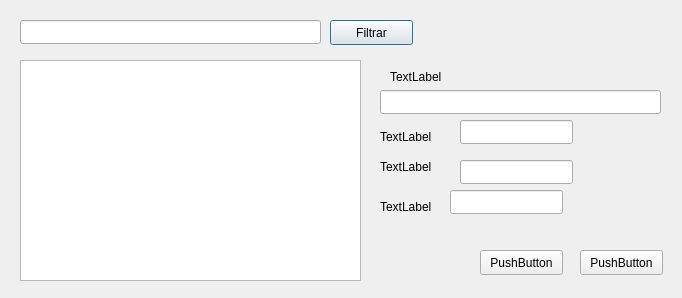
Above: Almacen/frmasociarproveedor.ui from arcnexus/RedFoX before the change. Below: the same form after it.
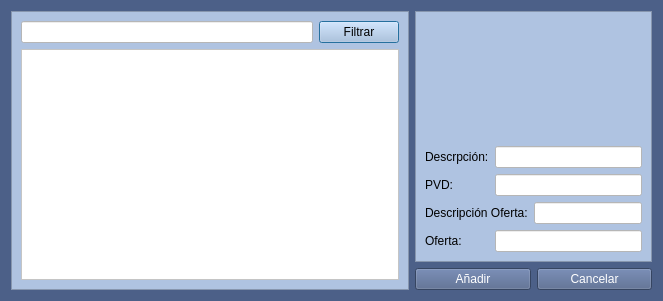
That is the form after the change. Icons and pictures are not drawn.

Commit message: Añadir proveedores alternativos a ficha producto

The edit to the form file:
```diff
--- a/Almacen/frmasociarproveedor.ui
+++ b/Almacen/frmasociarproveedor.ui
@@ -6,42 +6,38 @@
    <rect>
     <x>0</x>
     <y>0</y>
-    <width>682</width>
-    <height>298</height>
+    <width>663</width>
+    <height>301</height>
    </rect>
   </property>
   <property name="windowTitle">
    <string>Dialog</string>
   </property>
-  <widget class="QTableView" name="tableView">
-   <property name="geometry">
-    <rect>
-     <x>20</x>
-     <y>60</y>
-     <width>341</width>
-     <height>221</height>
-    </rect>
-   </property>
-  </widget>
-  <widget class="QLineEdit" name="lineEdit">
-   <property name="geometry">
-    <rect>
-     <x>20</x>
-     <y>20</y>
-     <width>301</width>
-     <height>24</height>
-    </rect>
-   </property>
-  </widget>
-  <widget class="QPushButton" name="pushButton">
-   <property name="geometry">
-    <rect>
-     <x>330</x>
-     <y>20</y>
-     <width>83</width>
-     <height>25</height>
-    </rect>
-   </property>
+  <property name="styleSheet">
+   <string notr="true">background: #4c6088</string>
+  </property>
+  <layout class="QGridLayout" name="gridLayout_3">
+   <item row="0" column="0" rowspan="2">
+    <widget class="QFrame" name="frame">
+     <property name="styleSheet">
+      <string notr="true">background-color: rgb(175,195,225);</string>
+     </property>
+     <property name="frameShape">
+      <enum>QFrame::StyledPanel</enum>
+     </property>
+     <property name="frameShadow">
+      <enum>QFrame::Raised</enum>
+     </property>
+     <layout class="QGridLayout" name="gridLayout">
+      <item row="0" column="0">
+       <widget class="QLineEdit" name="txtBuscarProveedores">
+        <property name="styleSheet">
+         <string notr="true">background-color: rgb(255, 255, 255);</string>
+        </property>
+       </widget>
+      </item>
+      <item row="0" column="1">
+       <widget class="QPushButton" name="btnFiltrar">
    <property name="text">
     <string>Filtrar</string>
    </property>
@@ -56,124 +52,146 @@
     </size>
    </property>
   </widget>
-  <widget class="QLabel" name="label">
-   <property name="geometry">
-    <rect>
-     <x>390</x>
-     <y>70</y>
-     <width>57</width>
-     <height>14</height>
-    </rect>
-   </property>
+      </item>
+      <item row="1" column="0" colspan="2">
+       <widget class="QTableView" name="tablaproveedores">
+        <property name="styleSheet">
+         <string notr="true">background-color: rgb(255, 255, 255);</string>
+        </property>
+       </widget>
+      </item>
+     </layout>
+     <zorder>tablaproveedores</zorder>
+     <zorder>tablaproveedores</zorder>
+     <zorder>txtBuscarProveedores</zorder>
+     <zorder>btnFiltrar</zorder>
+    </widget>
+   </item>
+   <item row="0" column="1" colspan="2">
+    <widget class="QFrame" name="frame_2">
+     <property name="styleSheet">
+      <string notr="true">background-color: rgb(175,195,225);</string>
+     </property>
+     <property name="frameShape">
+      <enum>QFrame::StyledPanel</enum>
+     </property>
+     <property name="frameShadow">
+      <enum>QFrame::Raised</enum>
+     </property>
+     <layout class="QGridLayout" name="gridLayout_2">
+      <item row="4" column="0">
+       <widget class="QLabel" name="label_4">
    <property name="text">
-    <string>TextLabel</string>
-   </property>
-  </widget>
-  <widget class="QLineEdit" name="lineEdit_2">
-   <property name="geometry">
-    <rect>
-     <x>380</x>
-     <y>90</y>
-     <width>281</width>
-     <height>24</height>
-    </rect>
-   </property>
-  </widget>
+         <string>Oferta:</string>
+        </property>
+       </widget>
+      </item>
+      <item row="2" column="0">
   <widget class="QLabel" name="label_2">
-   <property name="geometry">
-    <rect>
-     <x>380</x>
-     <y>130</y>
-     <width>57</width>
-     <height>14</height>
-    </rect>
-   </property>
    <property name="text">
-    <string>TextLabel</string>
-   </property>
-  </widget>
-  <widget class="QLineEdit" name="lineEdit_3">
-   <property name="geometry">
-    <rect>
-     <x>460</x>
-     <y>120</y>
-     <width>113</width>
-     <height>24</height>
-    </rect>
-   </property>
-  </widget>
-  <widget class="QLineEdit" name="lineEdit_4">
-   <property name="geometry">
-    <rect>
-     <x>460</x>
-     <y>160</y>
-     <width>113</width>
-     <height>24</height>
-    </rect>
-   </property>
-  </widget>
+         <string>PVD:</string>
+        </property>
+       </widget>
+      </item>
+      <item row="4" column="1" colspan="2">
+       <widget class="QLineEdit" name="txtOferta">
+        <property name="styleSheet">
+         <string notr="true">background-color: rgb(255, 255, 255);</string>
+        </property>
+       </widget>
+      </item>
+      <item row="1" column="1" colspan="2">
+       <widget class="QLineEdit" name="txtDescripcion">
+        <property name="styleSheet">
+         <string notr="true">background-color: rgb(255, 255, 255);</string>
+        </property>
+       </widget>
+      </item>
+      <item row="3" column="2">
+       <widget class="QLineEdit" name="txtDescoferta">
+        <property name="styleSheet">
+         <string notr="true">background-color: rgb(255, 255, 255);</string>
+        </property>
+       </widget>
+      </item>
+      <item row="1" column="0">
+       <widget class="QLabel" name="label">
+        <property name="text">
+         <string>Descrpción:</string>
+        </property>
+       </widget>
+      </item>
+      <item row="2" column="1" colspan="2">
+       <widget class="QLineEdit" name="txtPVD">
+        <property name="styleSheet">
+         <string notr="true">background-color: rgb(255, 255, 255);</string>
+        </property>
+       </widget>
+      </item>
+      <item row="3" column="0" colspan="2">
   <widget class="QLabel" name="label_3">
-   <property name="geometry">
-    <rect>
-     <x>380</x>
-     <y>160</y>
-     <width>57</width>
-     <height>14</height>
-    </rect>
-   </property>
    <property name="text">
-    <string>TextLabel</string>
-   </property>
-  </widget>
-  <widget class="QLabel" name="label_4">
-   <property name="geometry">
-    <rect>
-     <x>380</x>
-     <y>200</y>
-     <width>57</width>
-     <height>14</height>
-    </rect>
-   </property>
-   <property name="text">
-    <string>TextLabel</string>
-   </property>
-  </widget>
-  <widget class="QLineEdit" name="lineEdit_5">
-   <property name="geometry">
-    <rect>
-     <x>450</x>
-     <y>190</y>
-     <width>113</width>
-     <height>24</height>
-    </rect>
-   </property>
-  </widget>
-  <widget class="QPushButton" name="pushButton_2">
-   <property name="geometry">
-    <rect>
-     <x>480</x>
-     <y>250</y>
-     <width>83</width>
-     <height>25</height>
-    </rect>
-   </property>
+         <string>Descripción Oferta:</string>
+        </property>
+       </widget>
+      </item>
+      <item row="0" column="1">
+       <spacer name="verticalSpacer">
+        <property name="orientation">
+         <enum>Qt::Vertical</enum>
+        </property>
+        <property name="sizeHint" stdset="0">
+         <size>
+          <width>20</width>
+          <height>40</height>
+         </size>
+        </property>
+       </spacer>
+      </item>
+     </layout>
+    </widget>
+   </item>
+   <item row="1" column="1">
+    <widget class="QPushButton" name="btnAnadir">
+     <property name="styleSheet">
+      <string notr="true">color: rgb(255, 255, 255);</string>
+     </property>
    <property name="text">
-    <string>PushButton</string>
-   </property>
-  </widget>
-  <widget class="QPushButton" name="pushButton_3">
-   <property name="geometry">
-    <rect>
-     <x>580</x>
-     <y>250</y>
-     <width>83</width>
-     <height>25</height>
-    </rect>
+      <string>Añadir</string>
+     </property>
+     <property name="icon">
+      <iconset resource="../terra.qrc">
+       <normaloff>:/Icons/PNG/add.png</normaloff>:/Icons/PNG/add.png</iconset>
+     </property>
+     <property name="iconSize">
+      <size>
+       <width>18</width>
+       <height>18</height>
+      </size>
+     </property>
+    </widget>
+   </item>
+   <item row="1" column="2">
+    <widget class="QPushButton" name="BtnCancelar">
+     <property name="styleSheet">
+      <string notr="true">color: rgb(255, 255, 255);</string>
    </property>
    <property name="text">
-    <string>PushButton</string>
-   </property>
-  </widget>
+      <string>Cancelar</string>
+     </property>
+     <property name="icon">
+      <iconset resource="../terra.qrc">
+       <normaloff>:/Icons/PNG/Delete.png</normaloff>:/Icons/PNG/Delete.png</iconset>
+     </property>
+     <property name="iconSize">
+      <size>
+       <width>18</width>
+       <height>18</height>
+      </size>
+     </property>
+    </widget>
+   </item>
+  </layout>
  </widget>
  <resources>
   <include location="../terra.qrc"/>
```
Left out of the diff: 35 changed lines with no effect on the pictures. Lines whose indentation alone changed are shown as unchanged. The commit also changes 5 other files.
